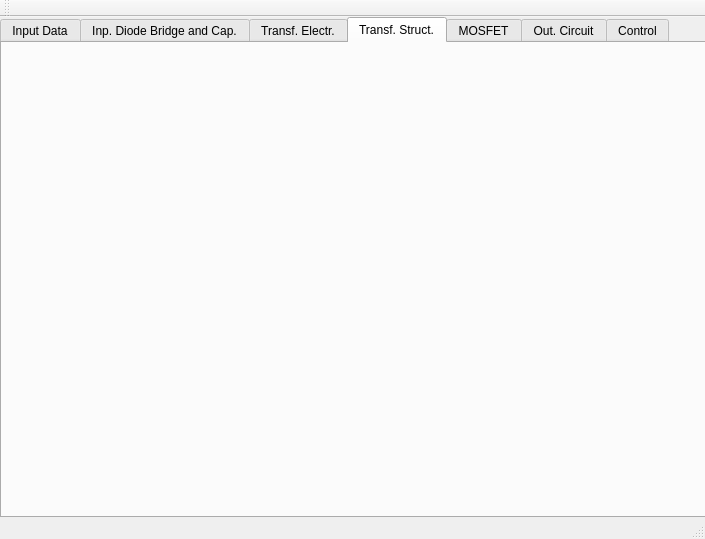
Old version of the form FLySMPS/FLySMPS.ui in the repository aemeltsev/FLySMPS.
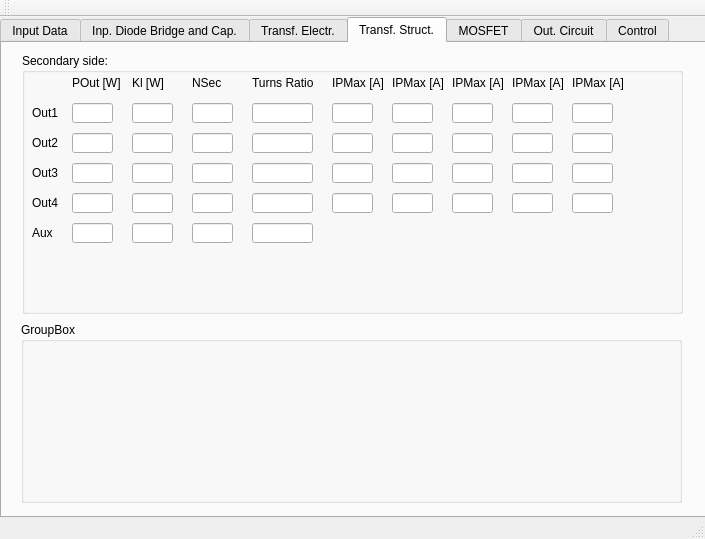
New version of the form. The open tabs and pages were chosen to show the change.

What changed in the file:
```diff
--- a/FLySMPS/FLySMPS.ui
+++ b/FLySMPS/FLySMPS.ui
@@ -1844,6 +1844,614 @@
      <attribute name="title">
       <string>Transf. Struct.</string>
      </attribute>
+     <widget class="QGroupBox" name="groupBox_10">
+      <property name="geometry">
+       <rect>
+        <x>20</x>
+        <y>10</y>
+        <width>661</width>
+        <height>261</height>
+       </rect>
+      </property>
+      <property name="title">
+       <string>Secondary side:</string>
+      </property>
+      <widget class="QLineEdit" name="lineEdit_77">
+       <property name="geometry">
+        <rect>
+         <x>110</x>
+         <y>50</y>
+         <width>41</width>
+         <height>20</height>
+        </rect>
+       </property>
+      </widget>
+      <widget class="QLineEdit" name="lineEdit_78">
+       <property name="geometry">
+        <rect>
+         <x>50</x>
+         <y>50</y>
+         <width>41</width>
+         <height>20</height>
+        </rect>
+       </property>
+      </widget>
+      <widget class="QLineEdit" name="lineEdit_79">
+       <property name="geometry">
+        <rect>
+         <x>50</x>
+         <y>80</y>
+         <width>41</width>
+         <height>20</height>
+        </rect>
+       </property>
+      </widget>
+      <widget class="QLineEdit" name="lineEdit_80">
+       <property name="geometry">
+        <rect>
+         <x>50</x>
+         <y>110</y>
+         <width>41</width>
+         <height>20</height>
+        </rect>
+       </property>
+      </widget>
+      <widget class="QLineEdit" name="lineEdit_81">
+       <property name="geometry">
+        <rect>
+         <x>50</x>
+         <y>140</y>
+         <width>41</width>
+         <height>20</height>
+        </rect>
+       </property>
+      </widget>
+      <widget class="QLineEdit" name="lineEdit_82">
+       <property name="geometry">
+        <rect>
+         <x>50</x>
+         <y>170</y>
+         <width>41</width>
+         <height>20</height>
+        </rect>
+       </property>
+      </widget>
+      <widget class="QLabel" name="label_78">
+       <property name="geometry">
+        <rect>
+         <x>50</x>
+         <y>20</y>
+         <width>51</width>
+         <height>20</height>
+        </rect>
+       </property>
+       <property name="text">
+        <string>POut [W]</string>
+       </property>
+      </widget>
+      <widget class="QLabel" name="label_79">
+       <property name="geometry">
+        <rect>
+         <x>110</x>
+         <y>20</y>
+         <width>31</width>
+         <height>20</height>
+        </rect>
+       </property>
+       <property name="text">
+        <string>Kl [W]</string>
+       </property>
+      </widget>
+      <widget class="QLabel" name="label_80">
+       <property name="geometry">
+        <rect>
+         <x>170</x>
+         <y>20</y>
+         <width>31</width>
+         <height>20</height>
+        </rect>
+       </property>
+       <property name="text">
+        <string>NSec</string>
+       </property>
+      </widget>
+      <widget class="QLineEdit" name="lineEdit_83">
+       <property name="geometry">
+        <rect>
+         <x>170</x>
+         <y>50</y>
+         <width>41</width>
+         <height>20</height>
+        </rect>
+       </property>
+      </widget>
+      <widget class="QLineEdit" name="lineEdit_84">
+       <property name="geometry">
+        <rect>
+         <x>110</x>
+         <y>80</y>
+         <width>41</width>
+         <height>20</height>
+        </rect>
+       </property>
+      </widget>
+      <widget class="QLineEdit" name="lineEdit_85">
+       <property name="geometry">
+        <rect>
+         <x>110</x>
+         <y>110</y>
+         <width>41</width>
+         <height>20</height>
+        </rect>
+       </property>
+      </widget>
+      <widget class="QLineEdit" name="lineEdit_86">
+       <property name="geometry">
+        <rect>
+         <x>110</x>
+         <y>140</y>
+         <width>41</width>
+         <height>20</height>
+        </rect>
+       </property>
+      </widget>
+      <widget class="QLineEdit" name="lineEdit_87">
+       <property name="geometry">
+        <rect>
+         <x>110</x>
+         <y>170</y>
+         <width>41</width>
+         <height>20</height>
+        </rect>
+       </property>
+      </widget>
+      <widget class="QLineEdit" name="lineEdit_88">
+       <property name="geometry">
+        <rect>
+         <x>170</x>
+         <y>80</y>
+         <width>41</width>
+         <height>20</height>
+        </rect>
+       </property>
+      </widget>
+      <widget class="QLineEdit" name="lineEdit_89">
+       <property name="geometry">
+        <rect>
+         <x>170</x>
+         <y>110</y>
+         <width>41</width>
+         <height>20</height>
+        </rect>
+       </property>
+      </widget>
+      <widget class="QLineEdit" name="lineEdit_90">
+       <property name="geometry">
+        <rect>
+         <x>170</x>
+         <y>140</y>
+         <width>41</width>
+         <height>20</height>
+        </rect>
+       </property>
+      </widget>
+      <widget class="QLineEdit" name="lineEdit_91">
+       <property name="geometry">
+        <rect>
+         <x>170</x>
+         <y>170</y>
+         <width>41</width>
+         <height>20</height>
+        </rect>
+       </property>
+      </widget>
+      <widget class="QLabel" name="label_81">
+       <property name="geometry">
+        <rect>
+         <x>10</x>
+         <y>50</y>
+         <width>31</width>
+         <height>20</height>
+        </rect>
+       </property>
+       <property name="text">
+        <string>Out1</string>
+       </property>
+      </widget>
+      <widget class="QLineEdit" name="lineEdit_76">
+       <property name="geometry">
+        <rect>
+         <x>230</x>
+         <y>50</y>
+         <width>61</width>
+         <height>20</height>
+        </rect>
+       </property>
+      </widget>
+      <widget class="QLabel" name="label_76">
+       <property name="geometry">
+        <rect>
+         <x>230</x>
+         <y>20</y>
+         <width>61</width>
+         <height>20</height>
+        </rect>
+       </property>
+       <property name="text">
+        <string>Turns Ratio</string>
+       </property>
+      </widget>
+      <widget class="QLineEdit" name="lineEdit_92">
+       <property name="geometry">
+        <rect>
+         <x>230</x>
+         <y>80</y>
+         <width>61</width>
+         <height>20</height>
+        </rect>
+       </property>
+      </widget>
+      <widget class="QLineEdit" name="lineEdit_93">
+       <property name="geometry">
+        <rect>
+         <x>310</x>
+         <y>50</y>
+         <width>41</width>
+         <height>20</height>
+        </rect>
+       </property>
+      </widget>
+      <widget class="QLineEdit" name="lineEdit_94">
+       <property name="geometry">
+        <rect>
+         <x>370</x>
+         <y>50</y>
+         <width>41</width>
+         <height>20</height>
+        </rect>
+       </property>
+      </widget>
+      <widget class="QLineEdit" name="lineEdit_95">
+       <property name="geometry">
+        <rect>
+         <x>430</x>
+         <y>50</y>
+         <width>41</width>
+         <height>20</height>
+        </rect>
+       </property>
+      </widget>
+      <widget class="QLineEdit" name="lineEdit_96">
+       <property name="geometry">
+        <rect>
+         <x>310</x>
+         <y>80</y>
+         <width>41</width>
+         <height>20</height>
+        </rect>
+       </property>
+      </widget>
+      <widget class="QLineEdit" name="lineEdit_97">
+       <property name="geometry">
+        <rect>
+         <x>370</x>
+         <y>80</y>
+         <width>41</width>
+         <height>20</height>
+        </rect>
+       </property>
+      </widget>
+      <widget class="QLineEdit" name="lineEdit_98">
+       <property name="geometry">
+        <rect>
+         <x>430</x>
+         <y>80</y>
+         <width>41</width>
+         <height>20</height>
+        </rect>
+       </property>
+      </widget>
+      <widget class="QLineEdit" name="lineEdit_99">
+       <property name="geometry">
+        <rect>
+         <x>230</x>
+         <y>110</y>
+         <width>61</width>
+         <height>20</height>
+        </rect>
+       </property>
+      </widget>
+      <widget class="QLineEdit" name="lineEdit_100">
+       <property name="geometry">
+        <rect>
+         <x>310</x>
+         <y>110</y>
+         <width>41</width>
+         <height>20</height>
+        </rect>
+       </property>
+      </widget>
+      <widget class="QLineEdit" name="lineEdit_101">
+       <property name="geometry">
+        <rect>
+         <x>370</x>
+         <y>110</y>
+         <width>41</width>
+         <height>20</height>
+        </rect>
+       </property>
+      </widget>
+      <widget class="QLineEdit" name="lineEdit_102">
+       <property name="geometry">
+        <rect>
+         <x>430</x>
+         <y>110</y>
+         <width>41</width>
+         <height>20</height>
+        </rect>
+       </property>
+      </widget>
+      <widget class="QLineEdit" name="lineEdit_103">
+       <property name="geometry">
+        <rect>
+         <x>230</x>
+         <y>140</y>
+         <width>61</width>
+         <height>20</height>
+        </rect>
+       </property>
+      </widget>
+      <widget class="QLineEdit" name="lineEdit_104">
+       <property name="geometry">
+        <rect>
+         <x>310</x>
+         <y>140</y>
+         <width>41</width>
+         <height>20</height>
+        </rect>
+       </property>
+      </widget>
+      <widget class="QLineEdit" name="lineEdit_105">
+       <property name="geometry">
+        <rect>
+         <x>370</x>
+         <y>140</y>
+         <width>41</width>
+         <height>20</height>
+        </rect>
+       </property>
+      </widget>
+      <widget class="QLineEdit" name="lineEdit_106">
+       <property name="geometry">
+        <rect>
+         <x>430</x>
+         <y>140</y>
+         <width>41</width>
+         <height>20</height>
+        </rect>
+       </property>
+      </widget>
+      <widget class="QLabel" name="label_86">
+       <property name="geometry">
+        <rect>
+         <x>310</x>
+         <y>20</y>
+         <width>51</width>
+         <height>20</height>
+        </rect>
+       </property>
+       <property name="text">
+        <string>IPMax [A]</string>
+       </property>
+      </widget>
+      <widget class="QLabel" name="label_87">
+       <property name="geometry">
+        <rect>
+         <x>370</x>
+         <y>20</y>
+         <width>51</width>
+         <height>20</height>
+        </rect>
+       </property>
+       <property name="text">
+        <string>IPMax [A]</string>
+       </property>
+      </widget>
+      <widget class="QLabel" name="label_88">
+       <property name="geometry">
+        <rect>
+         <x>430</x>
+         <y>20</y>
+         <width>51</width>
+         <height>20</height>
+        </rect>
+       </property>
+       <property name="text">
+        <string>IPMax [A]</string>
+       </property>
+      </widget>
+      <widget class="QLabel" name="label_82">
+       <property name="geometry">
+        <rect>
+         <x>10</x>
+         <y>80</y>
+         <width>31</width>
+         <height>20</height>
+        </rect>
+       </property>
+       <property name="text">
+        <string>Out2</string>
+       </property>
+      </widget>
+      <widget class="QLabel" name="label_83">
+       <property name="geometry">
+        <rect>
+         <x>10</x>
+         <y>110</y>
+         <width>31</width>
+         <height>20</height>
+        </rect>
+       </property>
+       <property name="text">
+        <string>Out3</string>
+       </property>
+      </widget>
+      <widget class="QLabel" name="label_84">
+       <property name="geometry">
+        <rect>
+         <x>10</x>
+         <y>140</y>
+         <width>31</width>
+         <height>20</height>
+        </rect>
+       </property>
+       <property name="text">
+        <string>Out4</string>
+       </property>
+      </widget>
+      <widget class="QLabel" name="label_85">
+       <property name="geometry">
+        <rect>
+         <x>10</x>
+         <y>170</y>
+         <width>31</width>
+         <height>20</height>
+        </rect>
+       </property>
+       <property name="text">
+        <string>Aux</string>
+       </property>
+      </widget>
+      <widget class="QLineEdit" name="lineEdit_107">
+       <property name="geometry">
+        <rect>
+         <x>230</x>
+         <y>170</y>
+         <width>61</width>
+         <height>20</height>
+        </rect>
+       </property>
+      </widget>
+      <widget class="QLineEdit" name="lineEdit_108">
+       <property name="geometry">
+        <rect>
+         <x>490</x>
+         <y>50</y>
+         <width>41</width>
+         <height>20</height>
+        </rect>
+       </property>
+      </widget>
+      <widget class="QLineEdit" name="lineEdit_109">
+       <property name="geometry">
+        <rect>
+         <x>550</x>
+         <y>50</y>
+         <width>41</width>
+         <height>20</height>
+        </rect>
+       </property>
+      </widget>
+      <widget class="QLineEdit" name="lineEdit_110">
+       <property name="geometry">
+        <rect>
+         <x>490</x>
+         <y>80</y>
+         <width>41</width>
+         <height>20</height>
+        </rect>
+       </property>
+      </widget>
+      <widget class="QLineEdit" name="lineEdit_111">
+       <property name="geometry">
+        <rect>
+         <x>490</x>
+         <y>110</y>
+         <width>41</width>
+         <height>20</height>
+        </rect>
+       </property>
+      </widget>
+      <widget class="QLineEdit" name="lineEdit_112">
+       <property name="geometry">
+        <rect>
+         <x>550</x>
+         <y>80</y>
+         <width>41</width>
+         <height>20</height>
+        </rect>
+       </property>
+      </widget>
+      <widget class="QLineEdit" name="lineEdit_113">
+       <property name="geometry">
+        <rect>
+         <x>550</x>
+         <y>110</y>
+         <width>41</width>
+         <height>20</height>
+        </rect>
+       </property>
+      </widget>
+      <widget class="QLineEdit" name="lineEdit_114">
+       <property name="geometry">
+        <rect>
+         <x>490</x>
+         <y>140</y>
+         <width>41</width>
+         <height>20</height>
+        </rect>
+       </property>
+      </widget>
+      <widget class="QLineEdit" name="lineEdit_115">
+       <property name="geometry">
+        <rect>
+         <x>550</x>
+         <y>140</y>
+         <width>41</width>
+         <height>20</height>
+        </rect>
+       </property>
+      </widget>
+      <widget class="QLabel" name="label_89">
+       <property name="geometry">
+        <rect>
+         <x>490</x>
+         <y>20</y>
+         <width>51</width>
+         <height>20</height>
+        </rect>
+       </property>
+       <property name="text">
+        <string>IPMax [A]</string>
+       </property>
+      </widget>
+      <widget class="QLabel" name="label_90">
+       <property name="geometry">
+        <rect>
+         <x>550</x>
+         <y>20</y>
+         <width>51</width>
+         <height>20</height>
+        </rect>
+       </property>
+       <property name="text">
+        <string>IPMax [A]</string>
+       </property>
+      </widget>
+     </widget>
+     <widget class="QGroupBox" name="groupBox_11">
+      <property name="geometry">
+       <rect>
+        <x>19</x>
+        <y>279</y>
+        <width>661</width>
+        <height>181</height>
+       </rect>
+      </property>
+      <property name="title">
+       <string>GroupBox</string>
+      </property>
+     </widget>
     </widget>
     <widget class="QWidget" name="tab_3">
      <attribute name="title">
```
Left out of the diff: 52 changed lines with no effect on the pictures.
